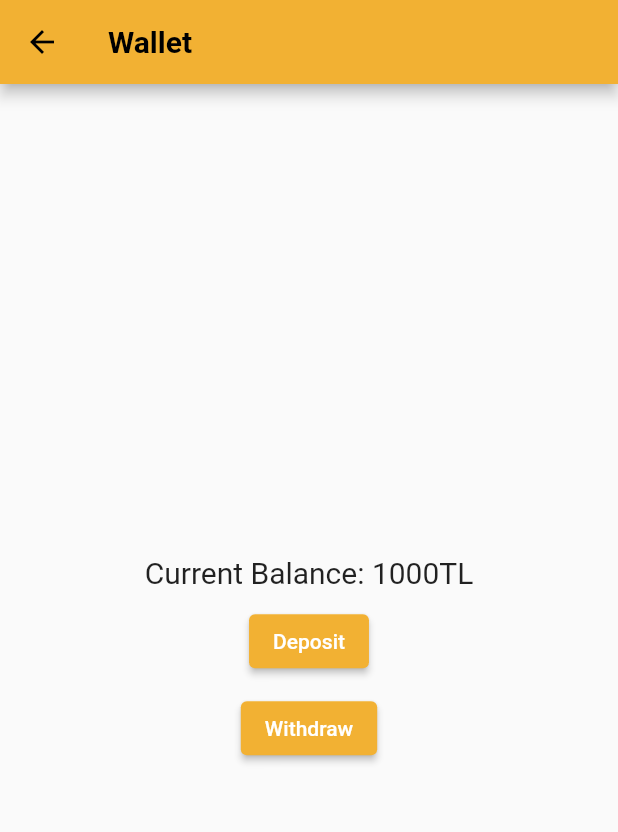
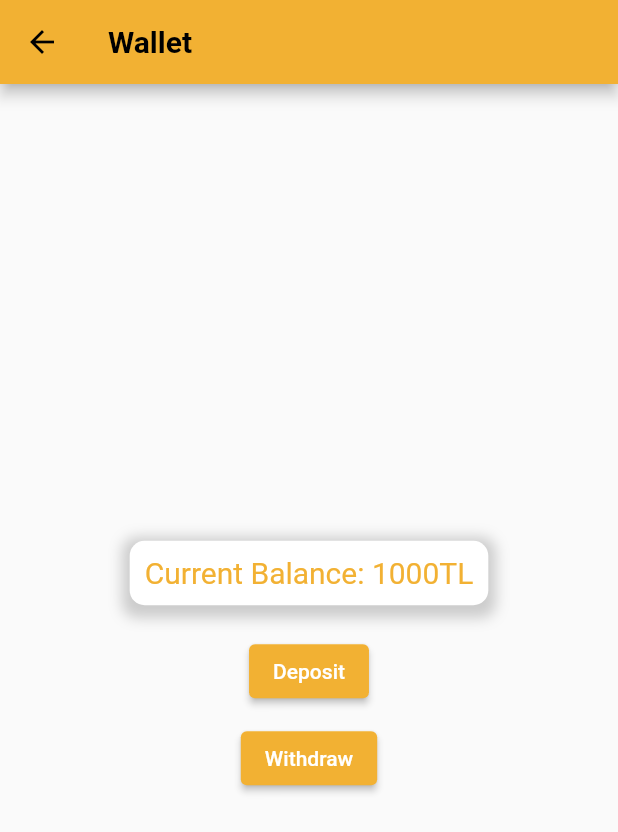
Before and after one commit to naderelzinyy/Carvice, a Flutter app: the WalletPage screen opened directly, on a phone screen of 412 x 824 dp. Shown: the top 832 px of the screen. Run offline on Flutter 3.47's test engine with Material 2 defaults, Android fonts, the phone set to English and light mode, and no system bars; our stand-ins replace cloud_firestore, firebase_auth, firebase_core, flutter_credit_card, flutter_svg, geolocator and 3 more; accounts and stored records are empty.

Commit message:
Improved wallet structure and used payment page dynamically for withdraw and deposit operations

```diff
--- a/flutter-app/lib/view/general/pages/payment/wallet.dart
+++ b/flutter-app/lib/view/general/pages/payment/wallet.dart
@@ -12,7 +12,7 @@ class WalletPage extends StatefulWidget {
 }
 
 class _WalletPageState extends State<WalletPage> {
-  double currentBalance = 1000.0; // update this according to your logic
+  double currentBalance = 1000.0; //TODO update this according to your logic
 
   @override
   Widget build(BuildContext context) {
@@ -26,10 +26,27 @@ class _WalletPageState extends State<WalletPage> {
           mainAxisAlignment: MainAxisAlignment.center,
           crossAxisAlignment: CrossAxisAlignment.center,
           children: <Widget>[
-            Text(
-              'Current Balance: ${currentBalance.toStringAsFixed(currentBalance.truncateToDouble() == currentBalance ? 0 : 2)}TL',
-              style: TextStyle(
-                fontSize: 20,
+            Container(
+              decoration: BoxDecoration(
+                color: Colors.white,
+                borderRadius: BorderRadius.circular(10),
+                boxShadow: [
+                  BoxShadow(
+                    color: Colors.grey.withOpacity(0.5),
+                    spreadRadius: 5,
+                    blurRadius: 7,
+                    offset: const Offset(0, 3),
+                  ),
+                ],
+              ),
+              padding: const EdgeInsets.all(10),
+              margin: const EdgeInsets.all(10),
+              child: Text(
+                'Current Balance: ${currentBalance.toStringAsFixed(currentBalance.truncateToDouble() == currentBalance ? 0 : 2)}TL',
+                style: TextStyle(
+                  fontSize: 20,
+                  color: MainColors.mainColor,
+                ),
               ),
             ),
             const SizedBox(height: 10),
@@ -40,7 +57,8 @@ class _WalletPageState extends State<WalletPage> {
               onPressed: () {
                 Navigator.push(
                   context,
-                  MaterialPageRoute(builder: (context) => const PaymentPage()),
+                  MaterialPageRoute(
+                      builder: (context) => const PaymentPage(isDeposit: true)),
                 );
               },
               child: const Text('Deposit'),
@@ -51,8 +69,12 @@ class _WalletPageState extends State<WalletPage> {
                 backgroundColor: MainColors.mainColor,
               ),
               onPressed: () {
-                // TODO: Implement withdraw logic here
-                print('Withdraw button pressed');
+                Navigator.push(
+                  context,
+                  MaterialPageRoute(
+                      builder: (context) =>
+                          const PaymentPage(isDeposit: false)),
+                );
               },
               child: const Text('Withdraw'),
             ),
```
